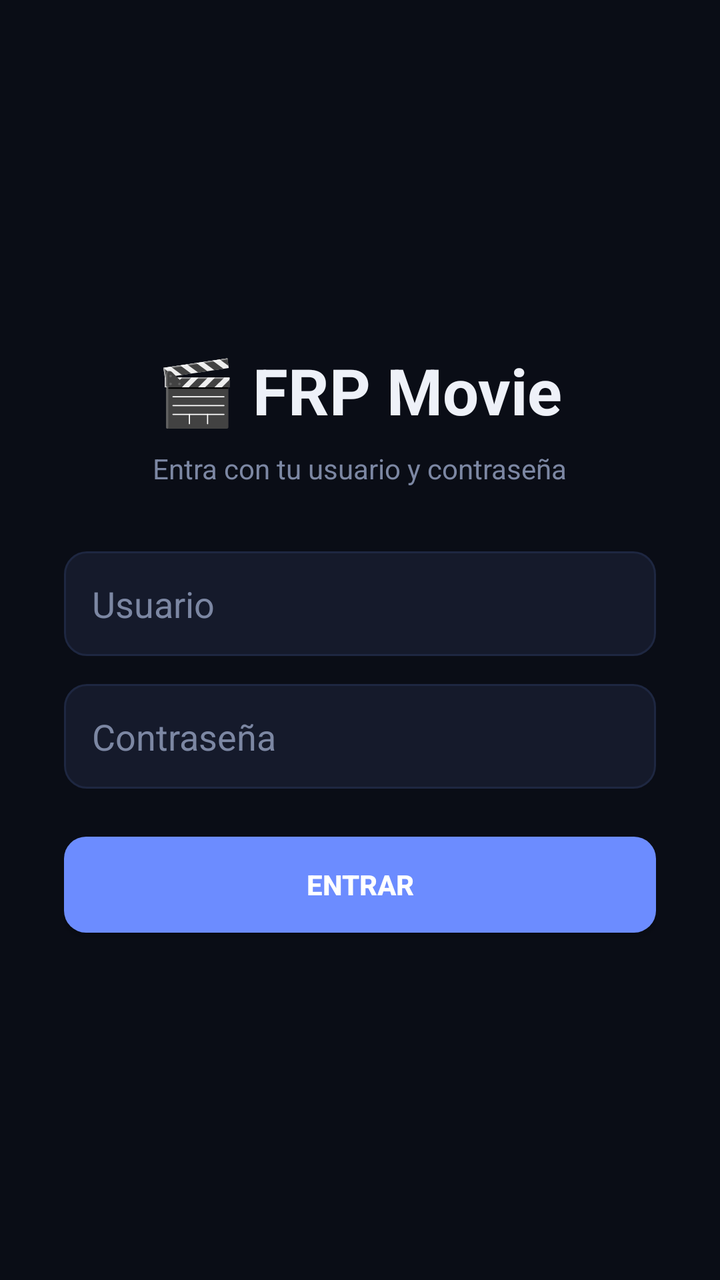
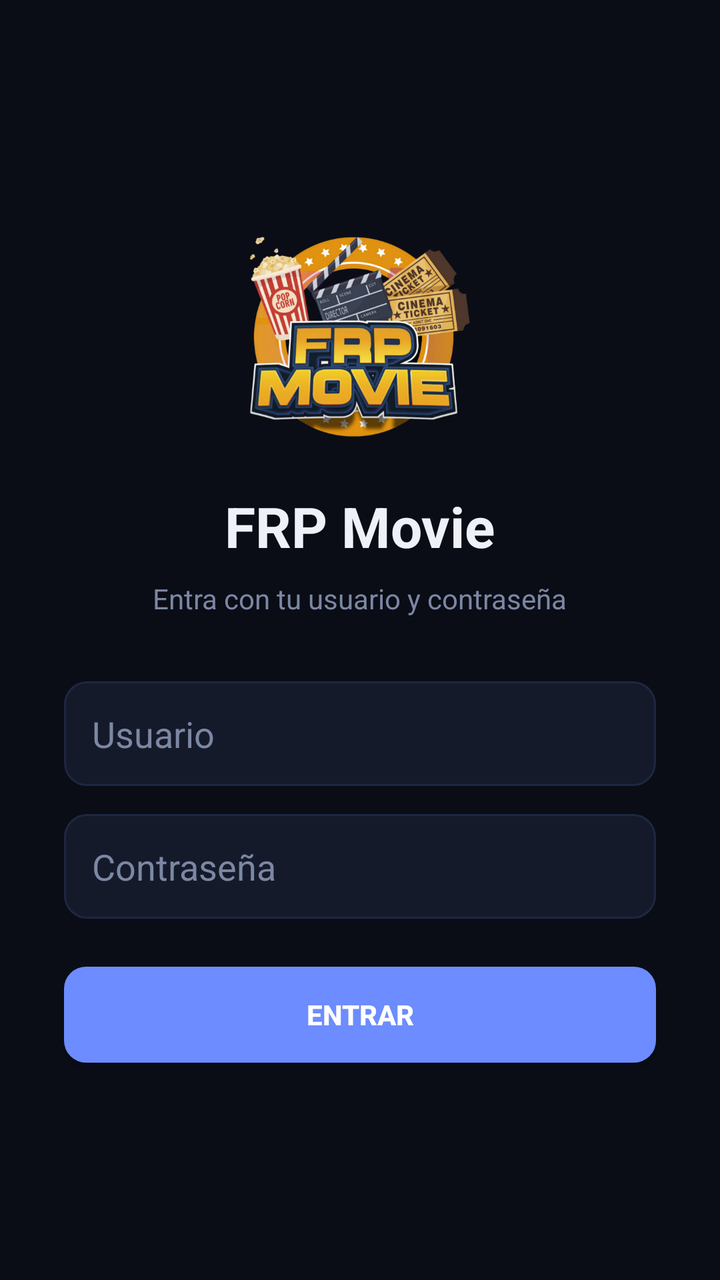

The first picture is an Android layout as it rendered before a commit; the second is the same layout after the commit. The layout source and the unified diff follow.
<!-- AndroidManifest.xml: application theme Theme.FRPMovie -->
<!-- res/layout/activity_login.xml -->
<?xml version="1.0" encoding="utf-8"?>
<LinearLayout xmlns:android="http://schemas.android.com/apk/res/android"
    android:layout_width="match_parent"
    android:layout_height="match_parent"
    android:orientation="vertical"
    android:gravity="center"
    android:background="@color/bg"
    android:padding="32dp">

    <TextView
        android:layout_width="wrap_content"
        android:layout_height="wrap_content"
        android:text="🎬 FRP Movie"
        android:textColor="@color/ink"
        android:textSize="32sp"
        android:textStyle="bold"
        android:layout_marginBottom="8dp" />

    <TextView
        android:layout_width="wrap_content"
        android:layout_height="wrap_content"
        android:text="Entra con tu usuario y contraseña"
        android:textColor="@color/muted"
        android:textSize="14sp"
        android:layout_marginBottom="32dp" />

    <EditText
        android:id="@+id/etUser"
        android:layout_width="match_parent"
        android:layout_height="wrap_content"
        android:hint="Usuario"
        android:textColorHint="@color/muted"
        android:textColor="@color/ink"
        android:background="@drawable/input_bg"
        android:padding="14dp"
        android:layout_marginBottom="14dp"
        android:maxWidth="400dp"
        android:inputType="text" />

    <EditText
        android:id="@+id/etPass"
        android:layout_width="match_parent"
        android:layout_height="wrap_content"
        android:hint="Contraseña"
        android:textColorHint="@color/muted"
        android:textColor="@color/ink"
        android:background="@drawable/input_bg"
        android:padding="14dp"
        android:layout_marginBottom="24dp"
        android:maxWidth="400dp"
        android:inputType="textPassword" />

    <Button
        android:id="@+id/btnLogin"
        android:layout_width="match_parent"
        android:layout_height="wrap_content"
        android:text="Entrar"
        android:textColor="@android:color/white"
        android:textStyle="bold"
        android:background="@drawable/btn_bg"
        android:padding="14dp"
        android:maxWidth="400dp" />

</LinearLayout>
<!-- resources referenced by this layout -->
<resources>
  <color name="bg">#0A0D16</color>
  <color name="ink">#EEF1F8</color>
  <color name="muted">#7C87A3</color>
  <!-- drawable btn_bg (drawable) -->
  <?xml version="1.0" encoding="utf-8"?>
  <shape xmlns:android="http://schemas.android.com/apk/res/android" android:shape="rectangle">
      <solid android:color="#6C8CFF" />
      <corners android:radius="11dp" />
  </shape>
  <!-- drawable input_bg (drawable) -->
  <?xml version="1.0" encoding="utf-8"?>
  <shape xmlns:android="http://schemas.android.com/apk/res/android" android:shape="rectangle">
      <solid android:color="#151A2B" />
      <corners android:radius="11dp" />
      <stroke android:width="1dp" android:color="#1E2741" />
  </shape>
  <style name="Theme.FRPMovie" parent="Theme.MaterialComponents.DayNight.NoActionBar">
          <item name="colorPrimary">@color/brand</item>
          <item name="colorPrimaryVariant">@color/brand2</item>
          <item name="colorOnPrimary">@android:color/white</item>
          <item name="android:statusBarColor">@color/bg</item>
          <item name="android:windowBackground">@color/bg</item>
      </style>
  <color name="brand">#6C8CFF</color>
  <color name="brand2">#8B5CF6</color>
</resources>

<!-- the commit's change to res/layout/activity_login.xml (unified diff, before → after) -->
@@ -7,12 +7,20 @@
     android:background="@color/bg"
     android:padding="32dp">
 
+    <ImageView
+        android:layout_width="120dp"
+        android:layout_height="120dp"
+        android:src="@drawable/logo"
+        android:layout_marginBottom="16dp"
+        android:adjustViewBounds="true"
+        android:scaleType="fitCenter" />
+
     <TextView
         android:layout_width="wrap_content"
         android:layout_height="wrap_content"
-        android:text="🎬 FRP Movie"
+        android:text="FRP Movie"
         android:textColor="@color/ink"
-        android:textSize="32sp"
+        android:textSize="28sp"
         android:textStyle="bold"
         android:layout_marginBottom="8dp" />
 
<!-- resource entries referenced after the edit -->
@@ -16,6 +16,7 @@
       <corners android:radius="11dp" />
       <stroke android:width="1dp" android:color="#1E2741" />
   </shape>
+  <!-- drawable logo: png bitmap (drawable, 276617 bytes) -->
   <style name="Theme.FRPMovie" parent="Theme.MaterialComponents.DayNight.NoActionBar">
           <item name="colorPrimary">@color/brand</item>
           <item name="colorPrimaryVariant">@color/brand2</item>
